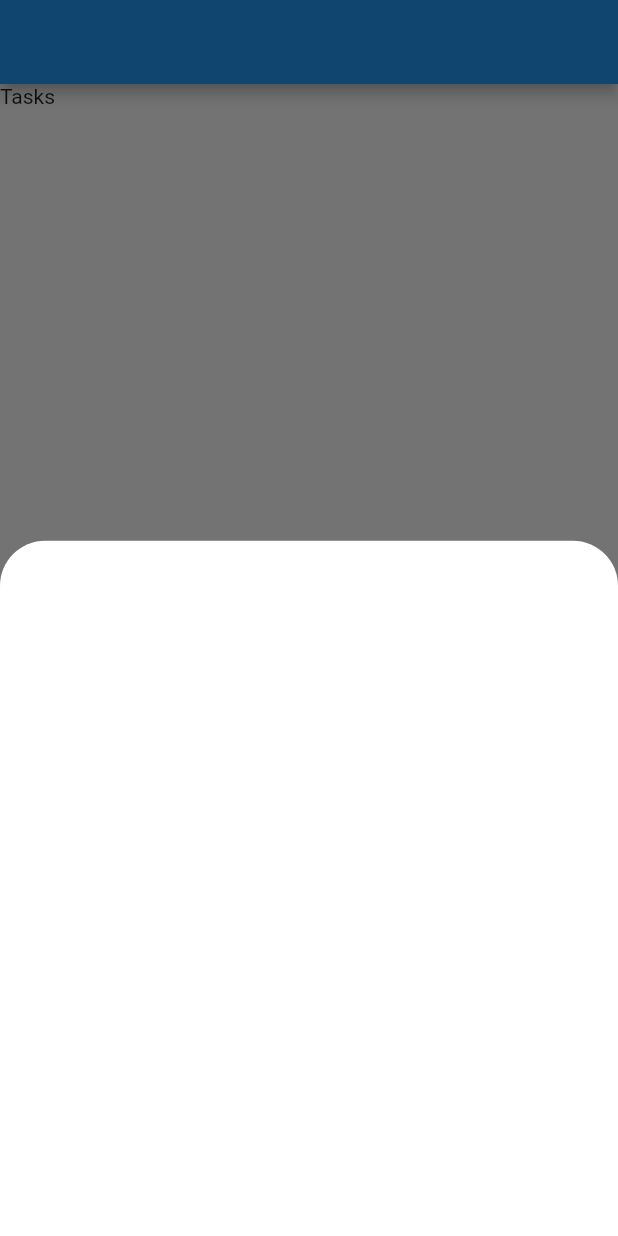
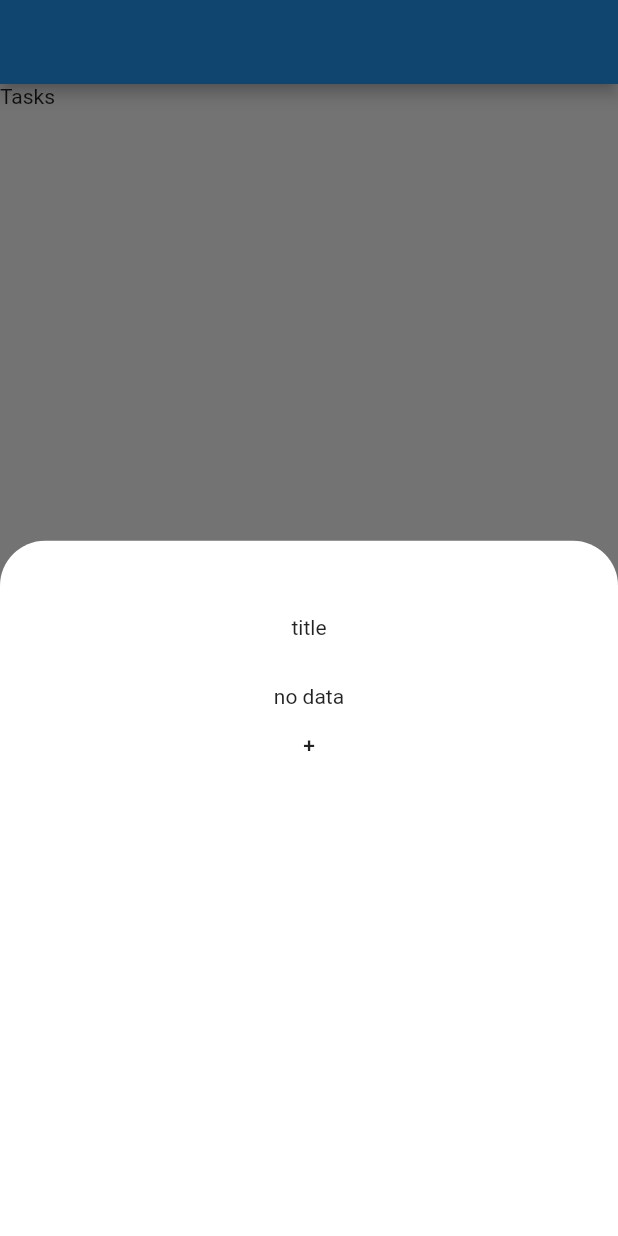
Before and after one commit to digitowly/cookatoo, a Flutter app: the screen it shows after launch, after a tap on "show bottom modal", on a phone screen of 412 x 824 dp. Run offline on Flutter 3.47's test engine with Material 2 defaults, Android fonts, the light colour scheme and no system bars.

Commit message:
refactoring + added selections list bloc

```diff
--- a/lib/data/TaskTypes.dart
+++ b/lib/data/TaskTypes.dart
@@ -1,6 +1,6 @@
 import 'package:cookatoo/models/task.model.dart';
 
-final TaskTypes = {
+final taskTypes = {
   "cut": Task(name: 'schneiden', type: 'cut'),
   "boil": Task(name: 'kochen', type: 'boil'),
   "fry": Task(name: 'anbraten', type: 'fry'),
--- /dev/null
+++ b/lib/modules/task_list/bloc/selections_list_bloc.dart
@@ -0,0 +1,39 @@
+import 'dart:async';
+
+import 'package:cookatoo/modules/task_list/screens/ingredient_selection.dart';
+
+enum SelectionsListAction { ADD }
+
+class SelectionsListBloc {
+  List<IngredientSelection> _ingredientSelections = [];
+
+  // State
+  final _stateController = StreamController<List<IngredientSelection>>();
+
+  StreamSink<List<IngredientSelection>> get stateSink => _stateController.sink;
+
+  Stream<List<IngredientSelection>> get stateStream => _stateController.stream;
+
+  // Events
+  final _eventController = StreamController<SelectionsListAction>();
+
+  StreamSink<SelectionsListAction> get eventSink => _eventController.sink;
+
+  Stream<SelectionsListAction> get eventStream => _eventController.stream;
+
+  SelectionsListBloc() {
+    eventStream.listen((event) {
+      if (event == SelectionsListAction.ADD) {
+        print('add');
+        _ingredientSelections.add(IngredientSelection());
+        print(_ingredientSelections);
+      }
+      stateSink.add(_ingredientSelections);
+    });
+  }
+
+  void dissolve() {
+    _stateController.close();
+    _eventController.close();
+  }
+}
--- a/lib/modules/task_list/screens/task_creator.dart
+++ b/lib/modules/task_list/screens/task_creator.dart
@@ -1,9 +1,13 @@
+import 'package:cookatoo/modules/task_list/bloc/selections_list_bloc.dart';
 import 'package:flutter/material.dart';
 
 class TaskCreator extends StatelessWidget {
+  final _ingredientSelectionsBloc = SelectionsListBloc();
+
   @override
   Widget build(BuildContext context) {
     return Container(
+      padding: EdgeInsets.all(50),
       decoration: BoxDecoration(
         color: Colors.white,
         borderRadius: BorderRadius.vertical(
@@ -11,9 +15,40 @@ class TaskCreator extends StatelessWidget {
           bottom: const Radius.circular(0),
         ),
       ),
-      child: GridView.count(
-        crossAxisCount: 3,
-        children: [],
+      child: ListView(
+        children: [
+          Row(
+            mainAxisAlignment: MainAxisAlignment.center,
+            children: [
+              Text('title'),
+            ],
+          ),
+          SizedBox(
+            height: 30,
+          ),
+          Column(
+            children: [
+              StreamBuilder(
+                stream: _ingredientSelectionsBloc.stateStream,
+                builder: (context, snapshot) {
+                  print(snapshot.data);
+                  if (snapshot.hasData) {
+                    return Column(
+                      children: [...snapshot.data],
+                    );
+                  } else {
+                    return Text('no data');
+                  }
+                },
+              )
+            ],
+          ),
+          FlatButton(
+            child: Text('+'),
+            onPressed: () => _ingredientSelectionsBloc.eventSink
+                .add(SelectionsListAction.ADD),
+          )
+        ],
       ),
     );
   }
```
Also changed, not shown: lib/data/Ingredients.dart (added, +10 -0 lines), lib/models/ingredient.model.dart (added, +8 -0 lines), lib/modules/task_list/screens/ingredient_selection.dart (added, +18 -0 lines), lib/modules/ingredient_finder/screens/task_creator.dart (renamed from lib/modules/item_finder/screens/task_creator.dart).
